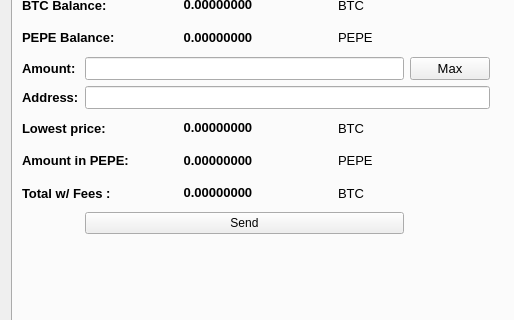
Above: src/qt/forms/tradingdialog.ui from projectmemetic/pepecoin before the change; both pictures show x 0 to 514 and y 162 to 482 of the 1147 by 622 pixel window. Below: the same form after it.
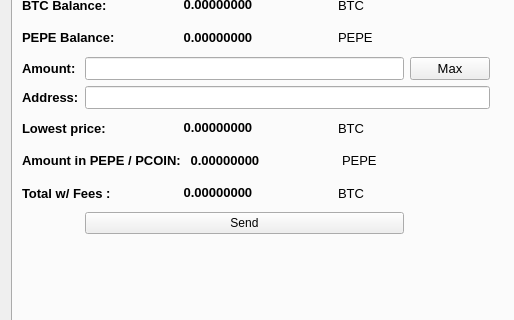
That is the form after the change. The open tabs and pages were chosen to show the change. Icons and pictures are not drawn.

Commit message: background sizing and label cleaup

Patch:
```diff
--- a/src/qt/forms/tradingdialog.ui
+++ b/src/qt/forms/tradingdialog.ui
@@ -3909,7 +3909,7 @@
             </font>
            </property>
            <property name="text">
-            <string>Amount in PEPE:</string>
+            <string>Amount in PEPE / PCOIN:</string>
            </property>
           </widget>
          </item>
```
Left out of the diff: 2 changed lines with no effect on the pictures. The commit also changes 3 other files.
